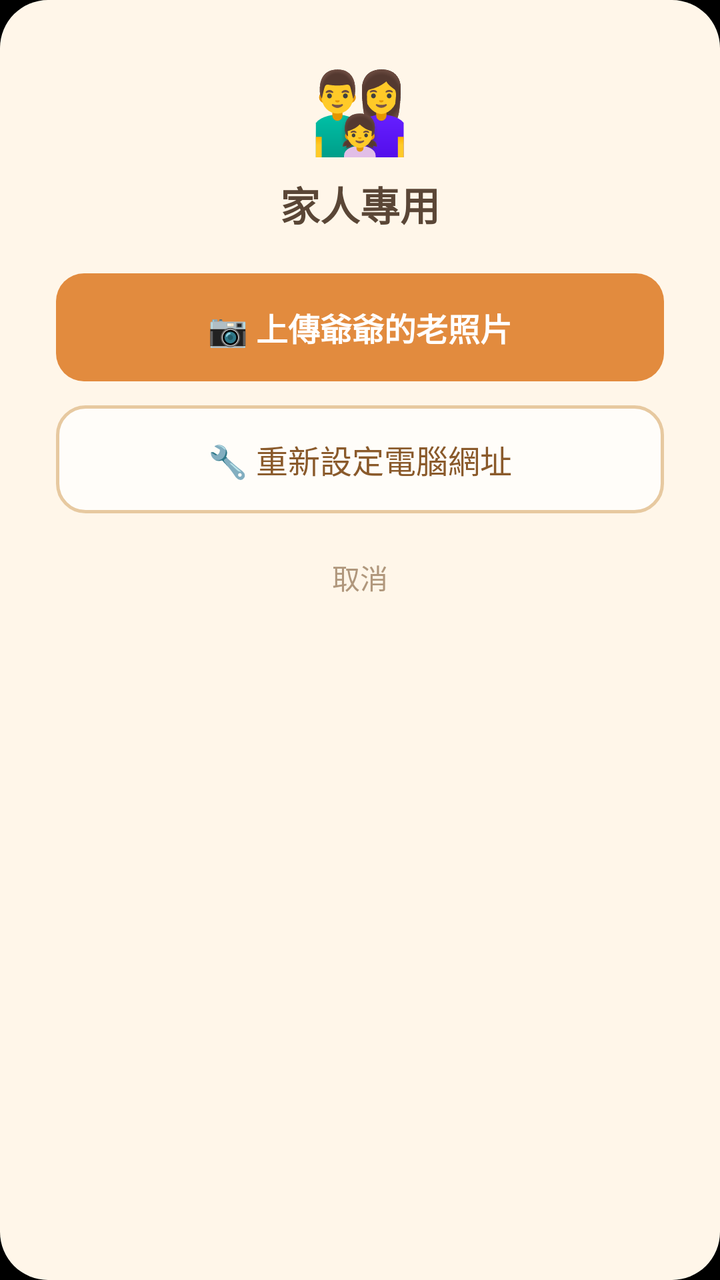
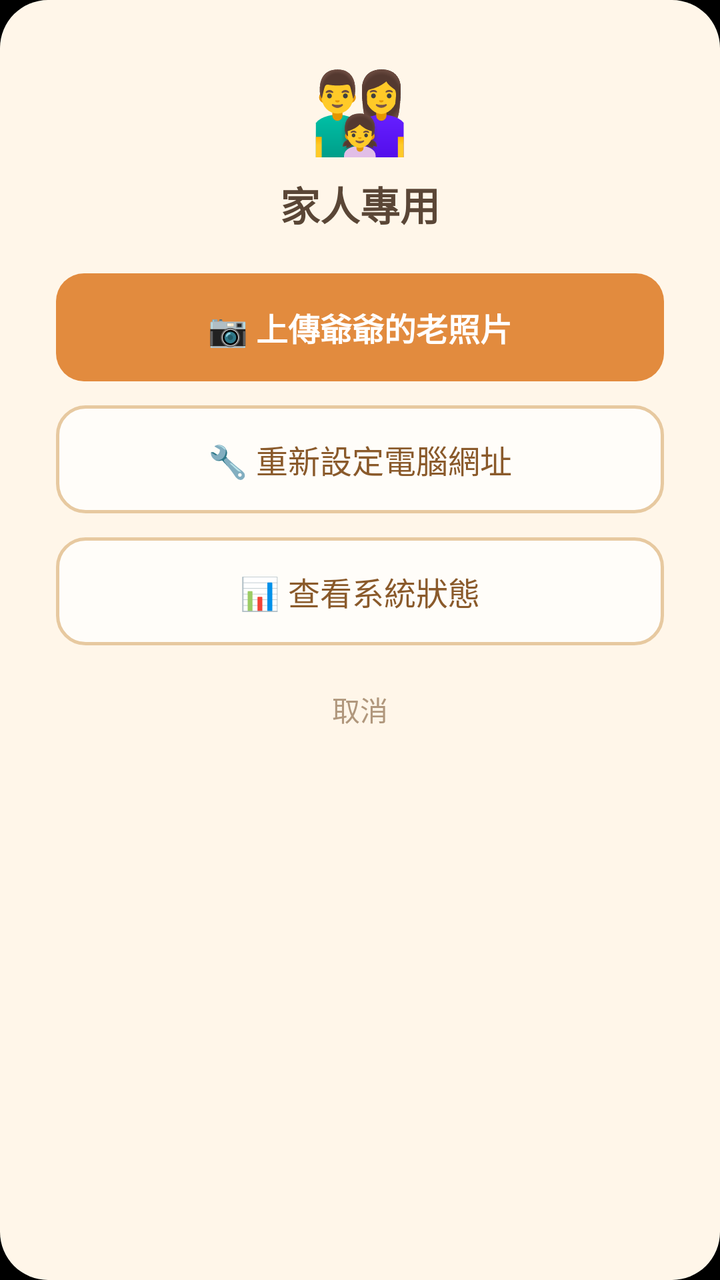

Compare the two renders of this Android layout. The source of the first and the diff that turns it into the second are given below.
<!-- AndroidManifest.xml: application theme android:Theme.NoTitleBar.Fullscreen -->
<!-- res/layout/dialog_family.xml -->
<?xml version="1.0" encoding="utf-8"?>
<LinearLayout xmlns:android="http://schemas.android.com/apk/res/android"
    android:layout_width="match_parent"
    android:layout_height="wrap_content"
    android:orientation="vertical"
    android:background="@drawable/dialog_bg"
    android:padding="28dp">

    <TextView
        android:layout_width="wrap_content"
        android:layout_height="wrap_content"
        android:layout_gravity="center_horizontal"
        android:text="👨‍👩‍👧"
        android:textSize="40sp" />

    <TextView
        android:layout_width="match_parent"
        android:layout_height="wrap_content"
        android:layout_marginTop="6dp"
        android:gravity="center"
        android:text="家人專用"
        android:textColor="#5A4636"
        android:textSize="20sp"
        android:textStyle="bold" />

    <Button
        android:id="@+id/btnUploadPhotos"
        android:layout_width="match_parent"
        android:layout_height="54dp"
        android:layout_marginTop="20dp"
        android:background="@drawable/dialog_btn_bg"
        android:text="📷 上傳爺爺的老照片"
        android:textColor="#FFFFFF"
        android:textSize="16sp"
        android:textStyle="bold"
        android:stateListAnimator="@null" />

    <Button
        android:id="@+id/btnChangeUrl"
        android:layout_width="match_parent"
        android:layout_height="54dp"
        android:layout_marginTop="12dp"
        android:background="@drawable/dialog_btn_ghost_bg"
        android:text="🔧 重新設定電腦網址"
        android:textColor="#8A5A2B"
        android:textSize="16sp"
        android:stateListAnimator="@null" />

    <Button
        android:id="@+id/btnCloseFamily"
        android:layout_width="match_parent"
        android:layout_height="44dp"
        android:layout_marginTop="10dp"
        android:background="@android:color/transparent"
        android:text="取消"
        android:textColor="#B0977C"
        android:textSize="14sp"
        android:stateListAnimator="@null" />

</LinearLayout>
<!-- resources referenced by this layout -->
<resources>
  <!-- drawable dialog_bg (drawable) -->
  <?xml version="1.0" encoding="utf-8"?>
  <shape xmlns:android="http://schemas.android.com/apk/res/android" android:shape="rectangle">
      <solid android:color="#FFF6E9" />
      <corners android:radius="24dp" />
  </shape>
  <!-- drawable dialog_btn_bg (drawable) -->
  <?xml version="1.0" encoding="utf-8"?>
  <selector xmlns:android="http://schemas.android.com/apk/res/android">
      <item android:state_pressed="true">
          <shape android:shape="rectangle">
              <solid android:color="#C2712B" />
              <corners android:radius="14dp" />
          </shape>
      </item>
      <item>
          <shape android:shape="rectangle">
              <solid android:color="#E28B3E" />
              <corners android:radius="14dp" />
          </shape>
      </item>
  </selector>
  <!-- drawable dialog_btn_ghost_bg (drawable) -->
  <?xml version="1.0" encoding="utf-8"?>
  <selector xmlns:android="http://schemas.android.com/apk/res/android">
      <item android:state_pressed="true">
          <shape android:shape="rectangle">
              <solid android:color="#F0E2CC" />
              <stroke android:width="1.5dp" android:color="#E7C9A0" />
              <corners android:radius="14dp" />
          </shape>
      </item>
      <item>
          <shape android:shape="rectangle">
              <solid android:color="#FFFDF9" />
              <stroke android:width="1.5dp" android:color="#E7C9A0" />
              <corners android:radius="14dp" />
          </shape>
      </item>
  </selector>
</resources>

<!-- the commit's change to res/layout/dialog_family.xml (unified diff, before → after) -->
@@ -47,6 +47,17 @@
         android:stateListAnimator="@null" />
 
     <Button
+        android:id="@+id/btnStatus"
+        android:layout_width="match_parent"
+        android:layout_height="54dp"
+        android:layout_marginTop="12dp"
+        android:background="@drawable/dialog_btn_ghost_bg"
+        android:text="📊 查看系統狀態"
+        android:textColor="#8A5A2B"
+        android:textSize="16sp"
+        android:stateListAnimator="@null" />
+
+    <Button
         android:id="@+id/btnCloseFamily"
         android:layout_width="match_parent"
         android:layout_height="44dp"
